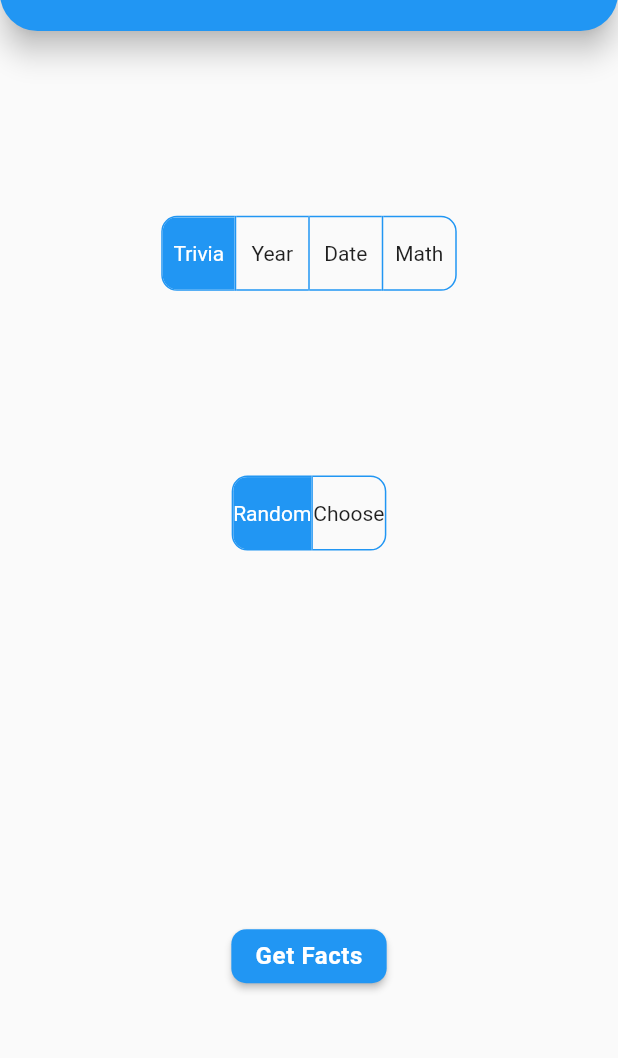
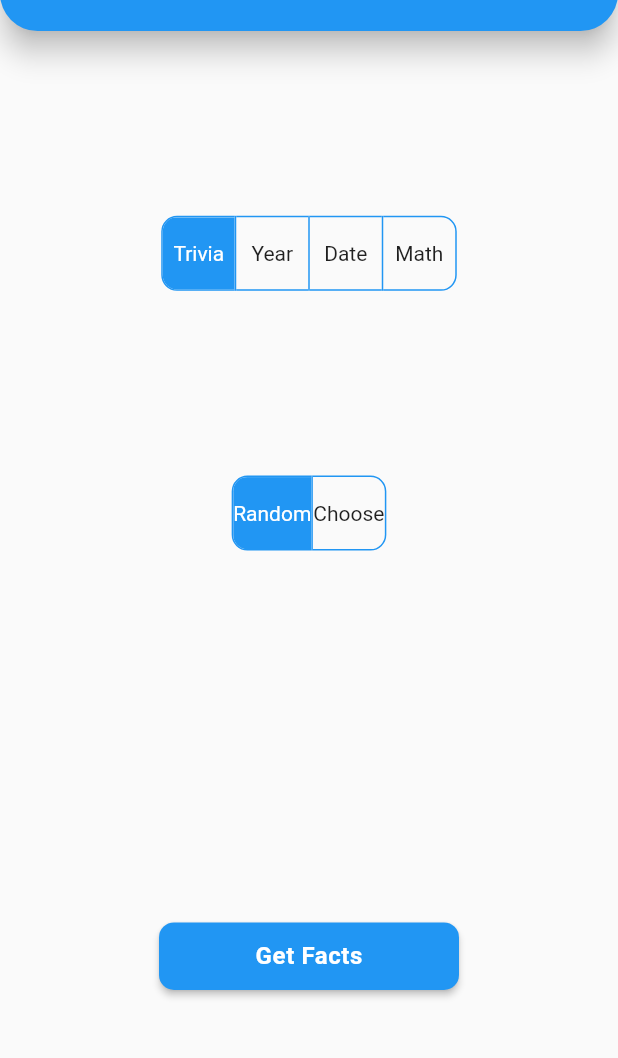
Before and after one commit to AS-Devs/numbers_game, a Flutter app: the screen it shows after launch, on a phone screen of 412 x 824 dp, the part 59-1117 px from its top. Run offline on Flutter 3.47's test engine with Material 2 defaults, Android fonts, the phone set to English and light mode, and no system bars; our stand-ins replace numberpicker, shared_preferences, transparent_image.

Commit message:
Version 0.1.6 - Complete Functionality on the main page - Smooth Animations added in some widget transition - Few other minor changes
Signed-off-by: Ayon Das <ayantorres@gmail.com>

```diff
--- a/lib/screens/main_page.dart
+++ b/lib/screens/main_page.dart
@@ -1,9 +1,9 @@
 import 'package:flutter/material.dart';
+import 'package:numberpicker/numberpicker.dart';
 import 'package:numbers_game/models/fact.dart';
 import 'package:numbers_game/providers/theme_provider.dart';
 import 'package:numbers_game/webapis/services.dart';
 import 'package:provider/provider.dart';
-//import 'package:vector_math/vector_math.dart' as math;
 
 class MainPage extends StatefulWidget {
   const MainPage({Key key}) : super(key: key);
@@ -14,11 +14,14 @@ class MainPage extends StatefulWidget {
 
 enum ApiType { trivia, year, date, math }
 
-class _MainPageState extends State<MainPage> {
+class _MainPageState extends State<MainPage> with TickerProviderStateMixin {
   ApiType _type = ApiType.trivia;
   List<bool> isSelectedFactTypes = [true, false, false, false];
   List<bool> isSelectedNumberTypes = [true, false];
   TextEditingController controller;
+  int _date = 1;
+  List<int> year = [1, 0, 0, 0];
+  bool buttonClicked = false;
 
   @override
   void initState() {
@@ -89,29 +92,22 @@ class _MainPageState extends State<MainPage> {
             },
           ),
         ),
-        Visibility(
-          visible: isSelectedNumberTypes[1] == true ? true : false,
-          maintainState: true,
-          maintainAnimation: true,
-          child: Container(
-            width: 150.0,
-            child: TextField(
-              decoration: InputDecoration(
-                  border: OutlineInputBorder(
-                      borderRadius: BorderRadius.circular(15.0)),
-                  // labelText: 'Enter a number',
-                  hintText: 'Enter Number',
-                  contentPadding:
-                      EdgeInsets.symmetric(vertical: 15.0, horizontal: 10.0)),
-              keyboardType: TextInputType.number,
-              textInputAction: TextInputAction.done,
-              textAlign: TextAlign.center,
-              controller: controller,
+        AnimatedSize(
+          duration: Duration(milliseconds: 500),
+          curve: Curves.decelerate,
+          vsync: this,
+          child: _getInputChild(_type, themeProvider),
         ),
-          ),
-        ),
-        RaisedButton(
-          child: Text("Get Facts",
+        ButtonTheme(
+          minWidth: 200.0,
+          height: 45.0,
+          child: RaisedButton(
+            child: buttonClicked
+                ? CircularProgressIndicator(
+                    valueColor: new AlwaysStoppedAnimation<Color>(Colors.white),
+                    strokeWidth: 3.0,
+                  )
+                : Text("Get Facts",
                     style: TextStyle(
                         fontSize: 16,
                         fontStyle: FontStyle.normal,
@@ -119,30 +115,17 @@ class _MainPageState extends State<MainPage> {
                         letterSpacing: 0.4)),
             color: themeProvider.getTheme.primaryColor,
             textColor: Colors.white,
-          shape:
-              RoundedRectangleBorder(borderRadius: BorderRadius.circular(10.0)),
+            shape: RoundedRectangleBorder(
+                borderRadius: BorderRadius.circular(10.0)),
             onPressed: () {
-            _getFact();
               setState(() {
+                buttonClicked = true;
                 FocusScope.of(context).unfocus();
               });
+              _getFact();
             },
           ),
-        // FutureBuilder<Fact>(
-        //   future: factFuture,
-        //   builder: (con, snapshot) {
-        //     if (snapshot.hasData) {
-        //       Fact fact = snapshot.data;
-        //       if (snapshot.connectionState == ConnectionState.done) {
-        //         setState(() {
-        //           SchedulerBinding.instance.addPostFrameCallback((_) => _showFact(context, fact));
-        //           //_showFact(context, fact);
-        //         });
-        //       }
-        //     } else if (snapshot.hasError) {}
-        //     return Container(height: 0.0, width: 0.0);
-        //   },
-        // )
+        ),
       ],
     );
   }
@@ -160,14 +143,14 @@ class _MainPageState extends State<MainPage> {
         if (isSelectedNumberTypes[0]) {
           _showFact(context, getYearFact());
         } else {
-          _showFact(context, getYearFact(year: controller.text));
+          _showFact(context, getYearFact(year: year.join()));
         }
         break;
       case ApiType.date:
         if (isSelectedNumberTypes[0]) {
           _showFact(context, getDateFact());
         } else {
-          _showFact(context, getDateFact(date: controller.text));
+          _showFact(context, getDateFact(date: _date.toString()));
         }
         break;
       case ApiType.math:
@@ -184,6 +167,9 @@ class _MainPageState extends State<MainPage> {
 
   void _showFact(BuildContext context, Future<Fact> factFuture) {
     factFuture.then((fact) {
+      setState(() {
+        buttonClicked = false;
+      });
       showGeneralDialog(
           barrierColor: Colors.black38,
           transitionBuilder: (context, ani1, ani2, widget) {
@@ -194,7 +180,7 @@ class _MainPageState extends State<MainPage> {
                 child: AlertDialog(
                   shape: UnderlineInputBorder(
                       borderRadius: BorderRadius.circular(16.0)),
-                  title: Text(fact.number),
+                  title: Text("Fact"),
                   content: Text(fact.text),
                   actions: <Widget>[
                     FlatButton(
@@ -202,7 +188,9 @@ class _MainPageState extends State<MainPage> {
                         "OK",
                         style: TextStyle(color: Theme.of(context).primaryColor),
                       ),
-                      onPressed: () => Navigator.pop(context),
+                      onPressed: () {
+                        Navigator.pop(context);
+                      },
                     )
                   ],
                 ),
@@ -216,4 +204,112 @@ class _MainPageState extends State<MainPage> {
           pageBuilder: (context, animation1, animation2) {});
     });
   }
+
+  _getInputChild(ApiType apiType, DynamicTheme themeProvider) {
+    if (isSelectedNumberTypes[0]) {
+      return Container(height: 0.0, width: 0.0);
+    } else {
+      switch (apiType) {
+        case ApiType.trivia:
+        case ApiType.math:
+          return Container(
+            width: 200.0,
+            child: TextField(
+              decoration: InputDecoration(
+                  enabledBorder: OutlineInputBorder(
+                      borderSide: BorderSide(
+                          color: themeProvider.getTheme.primaryColor,
+                          width: 2.0),
+                      borderRadius: BorderRadius.circular(10.0)),
+                  focusedBorder: OutlineInputBorder(
+                      borderSide: BorderSide(
+                          color: themeProvider.getTheme.primaryColor,
+                          width: 2.0),
+                      borderRadius: BorderRadius.circular(10.0)),
+                  // labelText: 'Enter a number',
+                  prefixIcon: Icon(
+                    Icons.search,
+                    color: themeProvider.getTheme.primaryColor,
+                  ),
+                  focusColor: themeProvider.getTheme.primaryColor,
+                  fillColor: themeProvider.getTheme.primaryColor,
+                  hintText: 'Enter Number',
+                  contentPadding:
+                      EdgeInsets.symmetric(vertical: 15.0, horizontal: 20.0)),
+              keyboardType: TextInputType.number,
+              textInputAction: TextInputAction.done,
+              textAlign: TextAlign.center,
+              controller: controller,
+            ),
+          );
+          break;
+        case ApiType.date:
+          return NumberPicker.integer(
+            decoration: BoxDecoration(),
+            initialValue: _date,
+            minValue: 1,
+            maxValue: 31,
+            onChanged: (newValue) {
+              setState(() {
+                _date = newValue;
+              });
+            },
+          );
+          break;
+        case ApiType.year:
+          return Row(
+            mainAxisAlignment: MainAxisAlignment.center,
+            children: <Widget>[
+              NumberPicker.integer(
+                listViewWidth: 70.0,
+                initialValue: year[0],
+                minValue: 1,
+                maxValue: 9,
+                onChanged: (newValue) {
+                  setState(() {
+                    year[0] = newValue;
+                  });
+                },
+              ),
+              NumberPicker.integer(
+                listViewWidth: 70.0,
+                initialValue: year[1],
+                minValue: 0,
+                maxValue: 9,
+                onChanged: (newValue) {
+                  setState(() {
+                    year[1] = newValue;
+                  });
+                },
+              ),
+              NumberPicker.integer(
+                listViewWidth: 70.0,
+                initialValue: year[2],
+                minValue: 0,
+                maxValue: 9,
+                onChanged: (newValue) {
+                  setState(() {
+                    year[2] = newValue;
+                  });
+                },
+              ),
+              NumberPicker.integer(
+                listViewWidth: 70.0,
+                initialValue: year[3],
+                minValue: 0,
+                maxValue: 9,
+                onChanged: (newValue) {
+                  setState(() {
+                    year[3] = newValue;
+                  });
+                },
+              )
+            ],
+          );
+          break;
+        default:
+          break;
       }
+    }
+  }
+}
--- a/pubspec.yaml
+++ b/pubspec.yaml
@@ -11,7 +11,7 @@ description: A Flutter app for giving awesome facts and trivia about Numbers.
 # In iOS, build-name is used as CFBundleShortVersionString while build-number used as CFBundleVersion.
 # Read more about iOS versioning at
 # https://developer.apple.com/library/archive/documentation/General/Reference/InfoPlistKeyReference/Articles/CoreFoundationKeys.html
-version: 0.1.5
+version: 0.1.6
 
 environment:
   sdk: ">=2.1.0 <3.0.0"
```
Also changed, not shown: 5 other files. Lines whose indentation alone changed are shown as unchanged.
